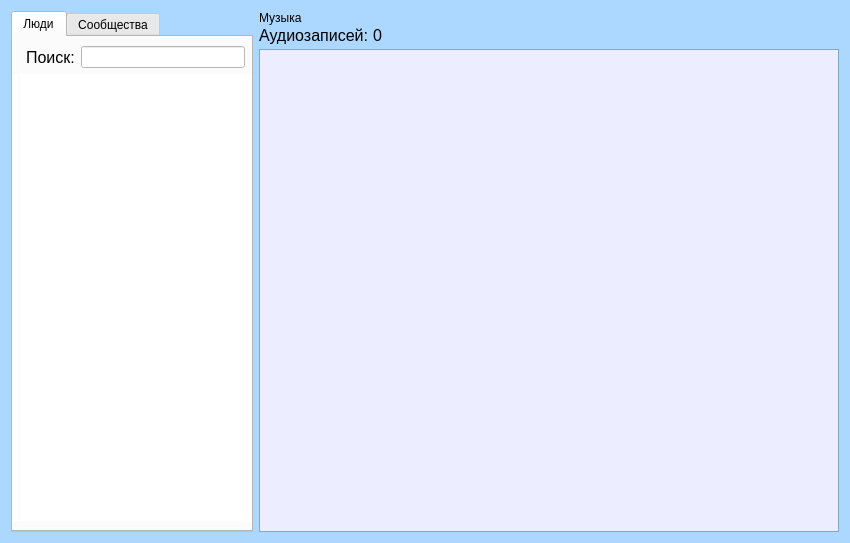
Old version of the form vkontakte_music/qtdesigner/mainform.ui in the repository sashgorokhov-heaven/python-vkontakte-music-gui-old.
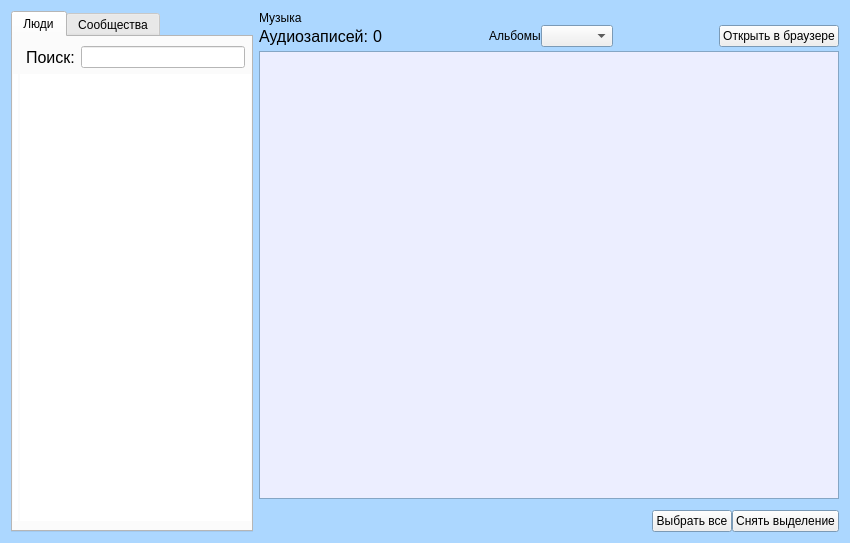
New version of the form. Icons and pictures are not drawn.

Commit message: Added albums and audio list refactoring

Patch:
```diff
--- a/vkontakte_music/qtdesigner/mainform.ui
+++ b/vkontakte_music/qtdesigner/mainform.ui
@@ -551,6 +551,46 @@
          </property>
         </spacer>
        </item>
+       <item>
+        <widget class="QLabel" name="label_6">
+         <property name="text">
+          <string>Альбомы</string>
+         </property>
+         <property name="margin">
+          <number>3</number>
+         </property>
+        </widget>
+       </item>
+       <item>
+        <widget class="QComboBox" name="albums_combobox">
+         <property name="sizeAdjustPolicy">
+          <enum>QComboBox::AdjustToContents</enum>
+         </property>
+         <property name="frame">
+          <bool>true</bool>
+         </property>
+        </widget>
+       </item>
+       <item>
+        <spacer name="horizontalSpacer_3">
+         <property name="orientation">
+          <enum>Qt::Horizontal</enum>
+         </property>
+         <property name="sizeHint" stdset="0">
+          <size>
+           <width>40</width>
+           <height>20</height>
+          </size>
+         </property>
+        </spacer>
+       </item>
+       <item>
+        <widget class="QPushButton" name="open_in_browser_button">
+         <property name="text">
+          <string>Открыть в браузере</string>
+         </property>
+        </widget>
+       </item>
       </layout>
      </item>
      <item>
@@ -621,6 +661,43 @@
        </property>
       </widget>
      </item>
+     <item>
+      <layout class="QHBoxLayout" name="horizontalLayout_7">
+       <property name="topMargin">
+        <number>11</number>
+       </property>
+       <item>
+        <spacer name="horizontalSpacer_2">
+         <property name="orientation">
+          <enum>Qt::Horizontal</enum>
+         </property>
+         <property name="sizeHint" stdset="0">
+          <size>
+           <width>40</width>
+           <height>20</height>
+          </size>
+         </property>
+        </spacer>
+       </item>
+       <item>
+        <widget class="QPushButton" name="select_all_button">
+         <property name="text">
+          <string>Выбрать все</string>
+         </property>
+        </widget>
+       </item>
+       <item>
+        <widget class="QPushButton" name="deselect_all_button">
+         <property name="text">
+          <string>Снять выделение</string>
+         </property>
+         <property name="flat">
+          <bool>false</bool>
+         </property>
+        </widget>
+       </item>
+      </layout>
+     </item>
     </layout>
    </item>
   </layout>
```
The commit also changes 7 other files.
